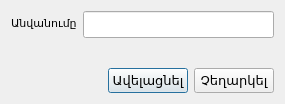
This is src/addstore.ui in ADCompany/AD-Farm as Qt 5 draws it before an edit. The edited form follows.
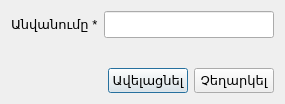
This is the edited form. Icons and pictures are not drawn.

Diff of the .ui file:
```diff
--- a/src/addstore.ui
+++ b/src/addstore.ui
@@ -20,16 +20,19 @@
       <widget class="QLabel" name="label">
        <property name="font">
         <font>
-         <pointsize>8</pointsize>
+         <pointsize>10</pointsize>
         </font>
        </property>
        <property name="text">
-        <string>Անվանումը</string>
+        <string>Անվանումը *</string>
        </property>
       </widget>
      </item>
      <item row="0" column="1">
       <widget class="QLineEdit" name="editStoreName">
+       <property name="enabled">
+        <bool>true</bool>
+       </property>
        <property name="font">
         <font>
          <pointsize>12</pointsize>
```
